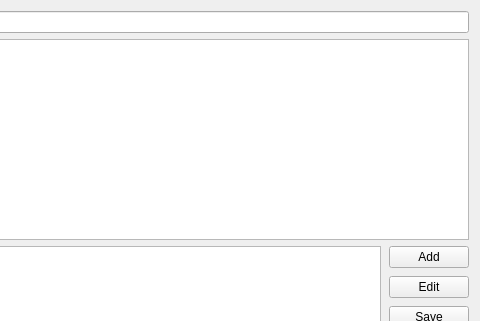
Before: the Qt Designer form resources/forms/editcustomdialog.ui in zonArt/openlp, drawn with Qt 5; both pictures show x 110 to 590 and y 0 to 321 of the 590 by 541 pixel window.
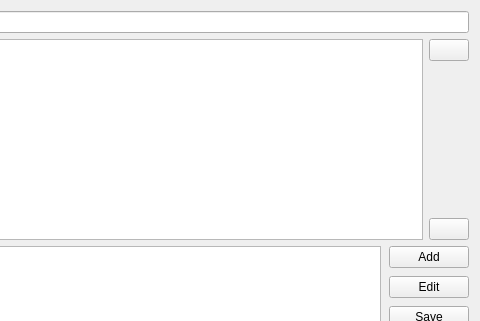
After: the same form once the commit is applied. Icons and pictures are not drawn.

Commit message:
Add slide swapping to dialog
Fixed Context menu

What changed in the file:
```diff
--- a/resources/forms/editcustomdialog.ui
+++ b/resources/forms/editcustomdialog.ui
@@ -17,8 +17,8 @@
    <iconset resource="../images/openlp-2.qrc">
     <normaloff>:/icon/openlp.org-icon-32.bmp</normaloff>:/icon/openlp.org-icon-32.bmp</iconset>
   </property>
-  <layout class="QVBoxLayout" name="verticalLayout">
-   <item>
+  <layout class="QGridLayout" name="gridLayout">
+   <item row="0" column="0">
     <layout class="QHBoxLayout" name="horizontalLayout">
      <item>
       <widget class="QLabel" name="TitleLabel">
@@ -32,10 +32,53 @@
      </item>
     </layout>
    </item>
-   <item>
-    <widget class="QListWidget" name="VerseListView"/>
+   <item row="1" column="0">
+    <layout class="QHBoxLayout" name="horizontalLayout_4">
+     <item>
+      <widget class="QListWidget" name="VerseListView"/>
+     </item>
+     <item>
+      <layout class="QVBoxLayout" name="verticalLayout">
+       <item>
+        <widget class="QPushButton" name="UpButton">
+         <property name="text">
+          <string/>
+         </property>
+         <property name="icon">
+          <iconset resource="../images/openlp-2.qrc">
+           <normaloff>:/services/service_up.png</normaloff>:/services/service_up.png</iconset>
+         </property>
+        </widget>
+       </item>
+       <item>
+        <spacer name="verticalSpacer">
+         <property name="orientation">
+          <enum>Qt::Vertical</enum>
+         </property>
+         <property name="sizeHint" stdset="0">
+          <size>
+           <width>20</width>
+           <height>128</height>
+          </size>
+         </property>
+        </spacer>
+       </item>
+       <item>
+        <widget class="QPushButton" name="DownButton">
+         <property name="text">
+          <string/>
+         </property>
+         <property name="icon">
+          <iconset resource="../images/openlp-2.qrc">
+           <normaloff>:/services/service_down.png</normaloff>:/services/service_down.png</iconset>
+         </property>
+        </widget>
+       </item>
+      </layout>
+     </item>
+    </layout>
    </item>
-   <item>
+   <item row="2" column="0">
     <widget class="QWidget" name="EditWidget" native="true">
      <layout class="QHBoxLayout" name="EditLayout_3">
       <property name="spacing">
@@ -103,7 +146,7 @@
      </layout>
     </widget>
    </item>
-   <item>
+   <item row="3" column="0">
     <layout class="QHBoxLayout" name="horizontalLayout_3">
      <item>
       <widget class="QLabel" name="ThemeLabel">
@@ -117,7 +160,7 @@
      </item>
     </layout>
    </item>
-   <item>
+   <item row="4" column="0">
     <layout class="QHBoxLayout" name="horizontalLayout_2">
      <item>
       <widget class="QLabel" name="CreditLabel">
@@ -131,7 +174,7 @@
      </item>
     </layout>
    </item>
-   <item>
+   <item row="5" column="0">
     <widget class="QDialogButtonBox" name="buttonBox">
      <property name="standardButtons">
       <set>QDialogButtonBox::Cancel|QDialogButtonBox::Ok</set>
```
The commit also changes 4 other files.
